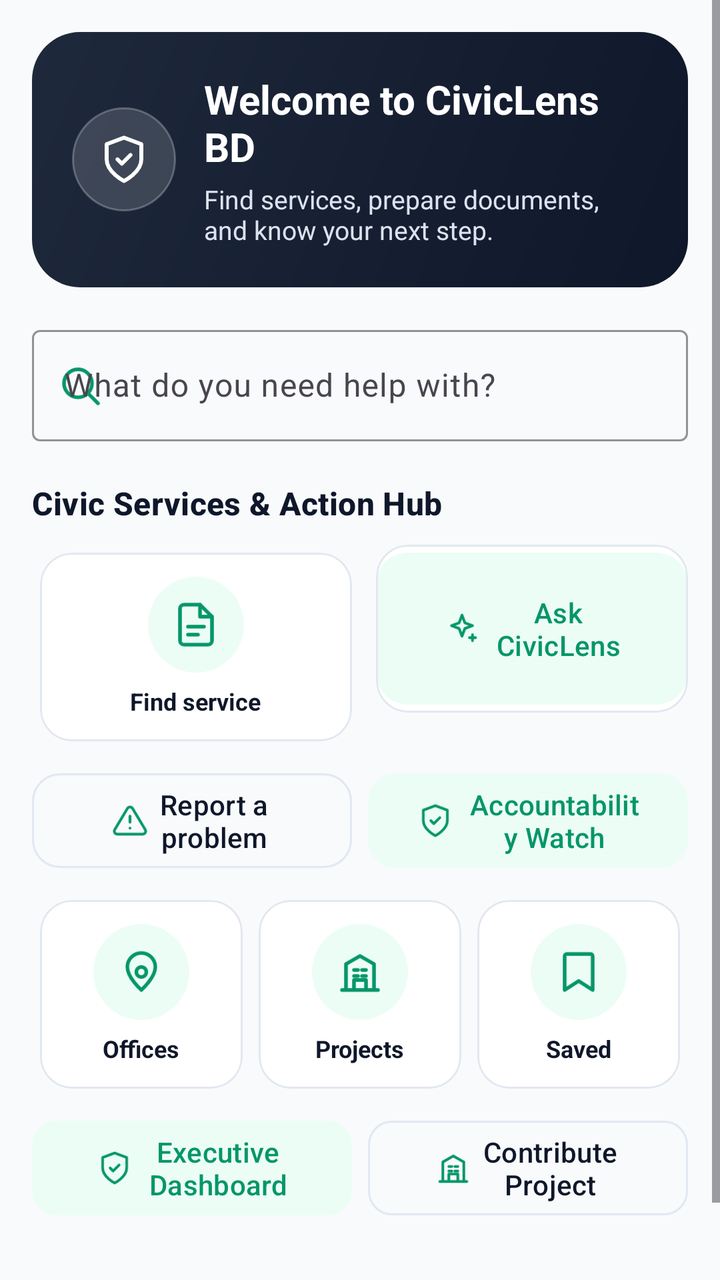
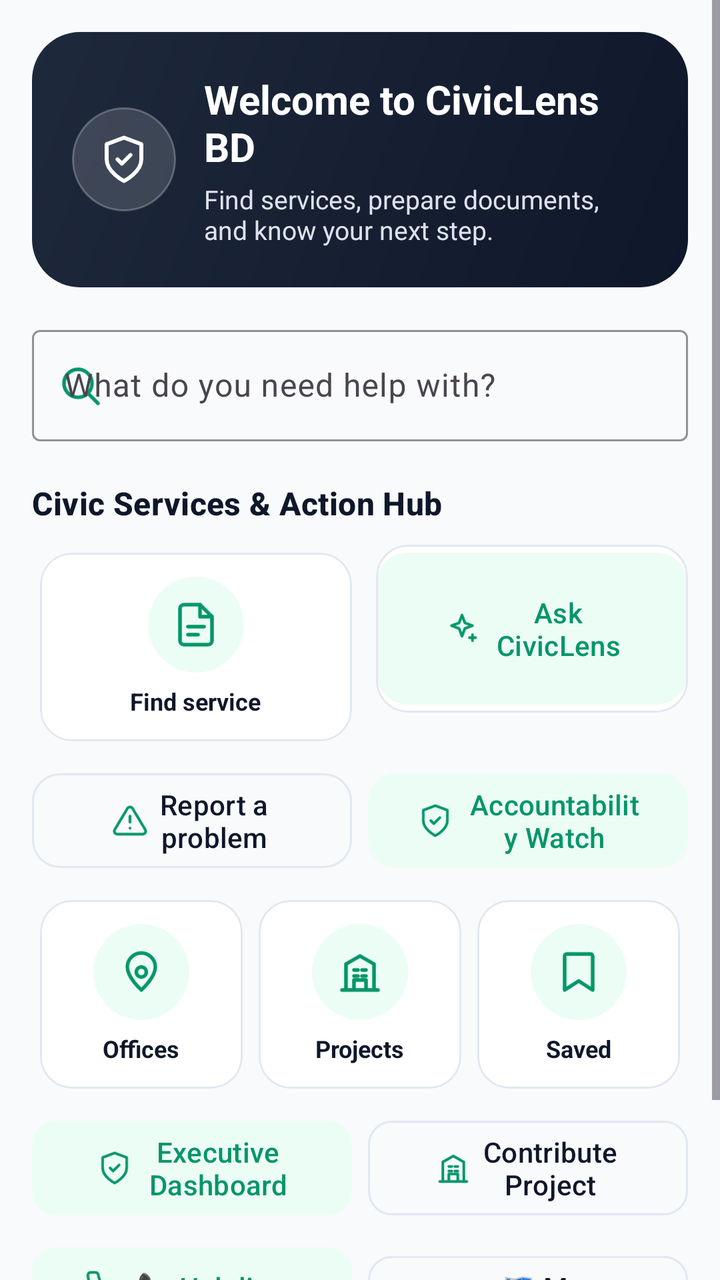

The first picture is an Android layout as it rendered before a commit; the second is the same layout after the commit. The layout source and the unified diff follow.
<!-- AndroidManifest.xml: application theme Theme.CivicLens -->
<!-- res/layout/fragment_home.xml -->
<?xml version="1.0" encoding="utf-8"?>
<ScrollView xmlns:android="http://schemas.android.com/apk/res/android"
    xmlns:app="http://schemas.android.com/apk/res-auto"
    android:layout_width="match_parent"
    android:layout_height="match_parent"
    android:background="@color/surface"
    android:fillViewport="true">

    <LinearLayout
        android:layout_width="match_parent"
        android:layout_height="wrap_content"
        android:orientation="vertical"
        android:padding="16dp">

        <LinearLayout
            android:layout_width="match_parent"
            android:layout_height="wrap_content"
            android:background="@drawable/bg_hero"
            android:gravity="center_vertical"
            android:orientation="horizontal"
            android:padding="20dp">

            <ImageView
                android:layout_width="52dp"
                android:layout_height="52dp"
                android:background="@drawable/bg_badge"
                android:contentDescription="@null"
                android:padding="13dp"
                android:src="@drawable/ic_shield"
                app:tint="@color/white" />

            <LinearLayout
                android:layout_width="0dp"
                android:layout_height="wrap_content"
                android:layout_marginStart="14dp"
                android:layout_weight="1"
                android:orientation="vertical">

                <TextView
                    android:layout_width="wrap_content"
                    android:layout_height="wrap_content"
                    android:text="@string/hero_title"
                    android:textColor="@color/white"
                    android:textSize="20sp"
                    android:textStyle="bold" />

                <TextView
                    android:layout_width="match_parent"
                    android:layout_height="wrap_content"
                    android:layout_marginTop="4dp"
                    android:text="@string/home_subtitle"
                    android:textColor="#DDE3EE"
                    android:textSize="13sp" />
            </LinearLayout>
        </LinearLayout>

        <com.google.android.material.textfield.TextInputLayout
            android:layout_width="match_parent"
            android:layout_height="wrap_content"
            android:layout_marginTop="16dp"
            android:hint="@string/search_hint"
            app:boxStrokeColor="@color/green"
            app:startIconDrawable="@drawable/ic_search"
            app:startIconTint="@color/green"
            style="@style/Widget.Material3.TextInputLayout.OutlinedBox">

            <com.google.android.material.textfield.TextInputEditText
                android:id="@+id/searchInput"
                android:layout_width="match_parent"
                android:layout_height="wrap_content"
                android:imeOptions="actionSearch"
                android:inputType="text"
                android:minHeight="52dp" />
        </com.google.android.material.textfield.TextInputLayout>

        <TextView
            android:layout_width="match_parent"
            android:layout_height="wrap_content"
            android:layout_marginTop="20dp"
            android:text="Civic Services &amp; Action Hub"
            android:textAppearance="@style/TextAppearance.Material3.TitleMedium"
            android:textColor="@color/navy"
            android:textStyle="bold" />

        <LinearLayout
            android:layout_width="match_parent"
            android:layout_height="wrap_content"
            android:layout_marginTop="10dp"
            android:orientation="horizontal">

            <com.google.android.material.card.MaterialCardView
                android:id="@+id/quickFind"
                style="@style/QuickCard"
                android:layout_width="0dp"
                android:layout_height="wrap_content"
                android:layout_weight="1"
                android:contentDescription="@string/quick_find">

                <LinearLayout style="@style/QuickCardContent">
                    <ImageView
                        style="@style/QuickIcon"
                        android:src="@drawable/ic_doc"
                        android:contentDescription="@null" />
                    <TextView style="@style/QuickLabel" android:text="@string/quick_find" />
                </LinearLayout>
            </com.google.android.material.card.MaterialCardView>

            <com.google.android.material.card.MaterialCardView
                android:layout_width="0dp"
                android:layout_height="wrap_content"
                android:layout_marginStart="8dp"
                android:layout_weight="1"
                app:cardCornerRadius="16dp"
                app:cardElevation="0dp"
                app:strokeColor="@color/stroke"
                app:strokeWidth="1dp">

                <com.google.android.material.button.MaterialButton
                    android:id="@+id/askButton"
                    style="@style/Widget.Material3.Button.TonalButton"
                    android:layout_width="match_parent"
                    android:layout_height="wrap_content"
                    android:minHeight="84dp"
                    android:text="@string/ask_button"
                    app:cornerRadius="16dp"
                    app:icon="@drawable/ic_sparkle"
                    app:iconGravity="textStart" />
            </com.google.android.material.card.MaterialCardView>
        </LinearLayout>

        <LinearLayout
            android:layout_width="match_parent"
            android:layout_height="wrap_content"
            android:layout_marginTop="8dp"
            android:orientation="horizontal">

            <com.google.android.material.button.MaterialButton
                android:id="@+id/reportButton"
                style="@style/Widget.Material3.Button.OutlinedButton"
                android:layout_width="0dp"
                android:layout_height="wrap_content"
                android:layout_weight="1"
                android:minHeight="52dp"
                android:text="@string/report_button"
                app:cornerRadius="14dp"
                app:icon="@drawable/ic_report"
                app:iconGravity="textStart"
                app:iconTint="@color/green" />

            <com.google.android.material.button.MaterialButton
                android:id="@+id/accountabilityWatchButton"
                style="@style/Widget.Material3.Button.TonalButton"
                android:layout_width="0dp"
                android:layout_height="wrap_content"
                android:layout_marginStart="8dp"
                android:layout_weight="1"
                android:minHeight="52dp"
                android:text="Accountability Watch"
                app:cornerRadius="14dp"
                app:icon="@drawable/ic_shield"
                app:iconGravity="textStart" />
        </LinearLayout>

        <LinearLayout
            android:layout_width="match_parent"
            android:layout_height="wrap_content"
            android:layout_marginTop="8dp"
            android:orientation="horizontal">

            <com.google.android.material.card.MaterialCardView
                android:id="@+id/quickOffices"
                style="@style/QuickCard"
                android:layout_width="0dp"
                android:layout_height="wrap_content"
                android:layout_weight="1"
                android:contentDescription="@string/quick_offices">

                <LinearLayout style="@style/QuickCardContent">
                    <ImageView
                        style="@style/QuickIcon"
                        android:src="@drawable/ic_pin"
                        android:contentDescription="@null" />
                    <TextView style="@style/QuickLabel" android:text="@string/quick_offices" />
                </LinearLayout>
            </com.google.android.material.card.MaterialCardView>

            <com.google.android.material.card.MaterialCardView
                android:id="@+id/quickProjects"
                style="@style/QuickCard"
                android:layout_width="0dp"
                android:layout_height="wrap_content"
                android:layout_weight="1"
                android:contentDescription="@string/quick_projects">

                <LinearLayout style="@style/QuickCardContent">
                    <ImageView
                        style="@style/QuickIcon"
                        android:src="@drawable/ic_project"
                        android:contentDescription="@null" />
                    <TextView style="@style/QuickLabel" android:text="@string/quick_projects" />
                </LinearLayout>
            </com.google.android.material.card.MaterialCardView>

            <com.google.android.material.card.MaterialCardView
                android:id="@+id/quickSaved"
                style="@style/QuickCard"
                android:layout_width="0dp"
                android:layout_height="wrap_content"
                android:layout_weight="1"
                android:contentDescription="@string/quick_saved">

                <LinearLayout style="@style/QuickCardContent">
                    <ImageView
                        style="@style/QuickIcon"
                        android:src="@drawable/ic_bookmark"
                        android:contentDescription="@null" />
                    <TextView style="@style/QuickLabel" android:text="@string/quick_saved" />
                </LinearLayout>
            </com.google.android.material.card.MaterialCardView>
        </LinearLayout>

        <LinearLayout
            android:layout_width="match_parent"
            android:layout_height="wrap_content"
            android:layout_marginTop="8dp"
            android:orientation="horizontal">

            <com.google.android.material.button.MaterialButton
                android:id="@+id/execDashboardButton"
                style="@style/Widget.Material3.Button.TonalButton"
                android:layout_width="0dp"
                android:layout_height="wrap_content"
                android:layout_weight="1"
                android:minHeight="48dp"
                android:text="Executive Dashboard"
                app:cornerRadius="12dp"
                app:icon="@drawable/ic_shield"
                app:iconGravity="textStart" />

            <com.google.android.material.button.MaterialButton
                android:id="@+id/contributeProjectButton"
                style="@style/Widget.Material3.Button.OutlinedButton"
                android:layout_width="0dp"
                android:layout_height="wrap_content"
                android:layout_marginStart="8dp"
                android:layout_weight="1"
                android:minHeight="48dp"
                android:text="Contribute Project"
                app:cornerRadius="12dp"
                app:icon="@drawable/ic_project"
                app:iconGravity="textStart"
                app:iconTint="@color/green" />
        </LinearLayout>

        <TextView
            android:layout_width="match_parent"
            android:layout_height="wrap_content"
            android:layout_marginTop="24dp"
            android:text="@string/results_title"
            android:textAppearance="@style/TextAppearance.Material3.TitleMedium"
            android:textColor="@color/navy"
            android:textStyle="bold" />

        <TextView
            android:id="@+id/emptyText"
            android:layout_width="match_parent"
            android:layout_height="wrap_content"
            android:layout_marginTop="12dp"
            android:gravity="center"
            android:text="@string/no_results"
            android:textColor="@color/text_secondary"
            android:visibility="gone" />

        <androidx.recyclerview.widget.RecyclerView
            android:id="@+id/resultsList"
            android:layout_width="match_parent"
            android:layout_height="wrap_content"
            android:clipToPadding="false"
            android:nestedScrollingEnabled="false"
            android:paddingTop="8dp" />
    </LinearLayout>
</ScrollView>
<!-- resources referenced by this layout -->
<resources>
  <color name="green">#059669</color>
  <color name="navy">#0F172A</color>
  <color name="stroke">#E2E8F0</color>
  <color name="surface">#F8FAFC</color>
  <color name="text_secondary">#475569</color>
  <color name="white">#FFFFFF</color>
  <!-- drawable bg_badge (drawable) -->
  <?xml version="1.0" encoding="utf-8"?>
  <shape xmlns:android="http://schemas.android.com/apk/res/android"
      android:shape="oval">
      <solid android:color="#26FFFFFF" />
      <stroke android:width="1dp" android:color="#40FFFFFF" />
  </shape>
  <!-- drawable bg_hero (drawable) -->
  <?xml version="1.0" encoding="utf-8"?>
  <shape xmlns:android="http://schemas.android.com/apk/res/android"
      android:shape="rectangle">
      <gradient
          android:angle="135"
          android:startColor="@color/navy"
          android:endColor="@color/navy_light"
          android:type="linear" />
      <corners android:radius="24dp" />
  </shape>
  <string name="ask_button">Ask CivicLens</string>
  <string name="hero_title">Welcome to CivicLens BD</string>
  <string name="home_subtitle">Find services, prepare documents, and know your next step.</string>
  <string name="no_results">No matching services. Try words like "birth", "NID", "scholarship", or "trade license".</string>
  <string name="quick_find">Find service</string>
  <string name="quick_offices">Offices</string>
  <string name="quick_projects">Projects</string>
  <string name="quick_saved">Saved</string>
  <string name="report_button">Report a problem</string>
  <string name="results_title">Services</string>
  <string name="search_hint">What do you need help with?</string>
  <style name="QuickCardContent">
          <item name="android:layout_width">match_parent</item>
          <item name="android:layout_height">wrap_content</item>
          <item name="android:gravity">center</item>
          <item name="android:orientation">vertical</item>
          <item name="android:padding">12dp</item>
      </style>
  <style name="QuickIcon">
          <item name="android:layout_width">48dp</item>
          <item name="android:layout_height">48dp</item>
          <item name="android:padding">12dp</item>
          <item name="android:background">@drawable/bg_icon_circle</item>
          <item name="android:tint">@color/green</item>
          <item name="android:scaleType">fitCenter</item>
      </style>
  <style name="QuickLabel">
          <item name="android:layout_width">wrap_content</item>
          <item name="android:layout_height">wrap_content</item>
          <item name="android:layout_marginTop">6dp</item>
          <item name="android:textColor">@color/navy</item>
          <item name="android:textSize">12sp</item>
          <item name="android:textStyle">bold</item>
      </style>
  <color name="navy_light">#1E293B</color>
  <!-- drawable bg_icon_circle (drawable) -->
  <?xml version="1.0" encoding="utf-8"?>
  <shape xmlns:android="http://schemas.android.com/apk/res/android"
      android:shape="oval">
      <solid android:color="@color/green_light" />
  </shape>
  <color name="green_light">#ECFDF5</color>
  <color name="gold">#D97706</color>
  <color name="navy_dark">#020617</color>
  <!-- unchanged entries left out for length: 10 -->
</resources>

<!-- the commit's change to res/layout/fragment_home.xml (unified diff, before → after) -->
@@ -252,6 +252,39 @@
                 app:iconTint="@color/green" />
         </LinearLayout>
 
+        <LinearLayout
+            android:layout_width="match_parent"
+            android:layout_height="wrap_content"
+            android:layout_marginTop="8dp"
+            android:orientation="horizontal">
+
+            <com.google.android.material.button.MaterialButton
+                android:id="@+id/helplinesButton"
+                style="@style/Widget.Material3.Button.TonalButton"
+                android:layout_width="0dp"
+                android:layout_height="wrap_content"
+                android:layout_weight="1"
+                android:minHeight="48dp"
+                android:text="📞 Helplines"
+                app:cornerRadius="12dp"
+                app:icon="@drawable/ic_call"
+                app:iconGravity="textStart" />
+
+            <com.google.android.material.button.MaterialButton
+                android:id="@+id/mapExplorerButton"
+                style="@style/Widget.Material3.Button.OutlinedButton"
+                android:layout_width="0dp"
+                android:layout_height="wrap_content"
+                android:layout_marginStart="8dp"
+                android:layout_weight="1"
+                android:minHeight="48dp"
+                android:text="🗺️ Map Explorer"
+                app:cornerRadius="12dp"
+                app:icon="@drawable/ic_pin"
+                app:iconGravity="textStart"
+                app:iconTint="@color/green" />
+        </LinearLayout>
+
         <TextView
             android:layout_width="match_parent"
             android:layout_height="wrap_content"
<!-- resource entries referenced after the edit -->
@@ -24,6 +24,21 @@
           android:type="linear" />
       <corners android:radius="24dp" />
   </shape>
+  <!-- drawable ic_call (drawable) -->
+  <?xml version="1.0" encoding="utf-8"?>
+  <vector xmlns:android="http://schemas.android.com/apk/res/android"
+      android:width="24dp"
+      android:height="24dp"
+      android:viewportWidth="24"
+      android:viewportHeight="24">
+      <path
+          android:fillColor="#00000000"
+          android:pathData="M22,16.92v3a2,2 0 0 1 -2.18,2 19.79,19.79 0 0 1 -8.63,-3.07 19.5,19.5 0 0 1 -6,-6 19.79,19.79 0 0 1 -3.07,-8.67A2,2 0 0 1 4.11,2h3a2,2 0 0 1 2,1.72 12.84,12.84 0 0 0 0.7,2.81 2,2 0 0 1 -0.45,2.11L8.09,9.91a16,16 0 0 0 6,6l1.27,-1.27a2,2 0 0 1 2.11,-0.45 12.84,12.84 0 0 0 2.81,0.7A2,2 0 0 1 22,16.92z"
+          android:strokeColor="#FF000000"
+          android:strokeWidth="1.8"
+          android:strokeLineCap="round"
+          android:strokeLineJoin="round" />
+  </vector>
   <string name="ask_button">Ask CivicLens</string>
   <string name="hero_title">Welcome to CivicLens BD</string>
   <string name="home_subtitle">Find services, prepare documents, and know your next step.</string>
